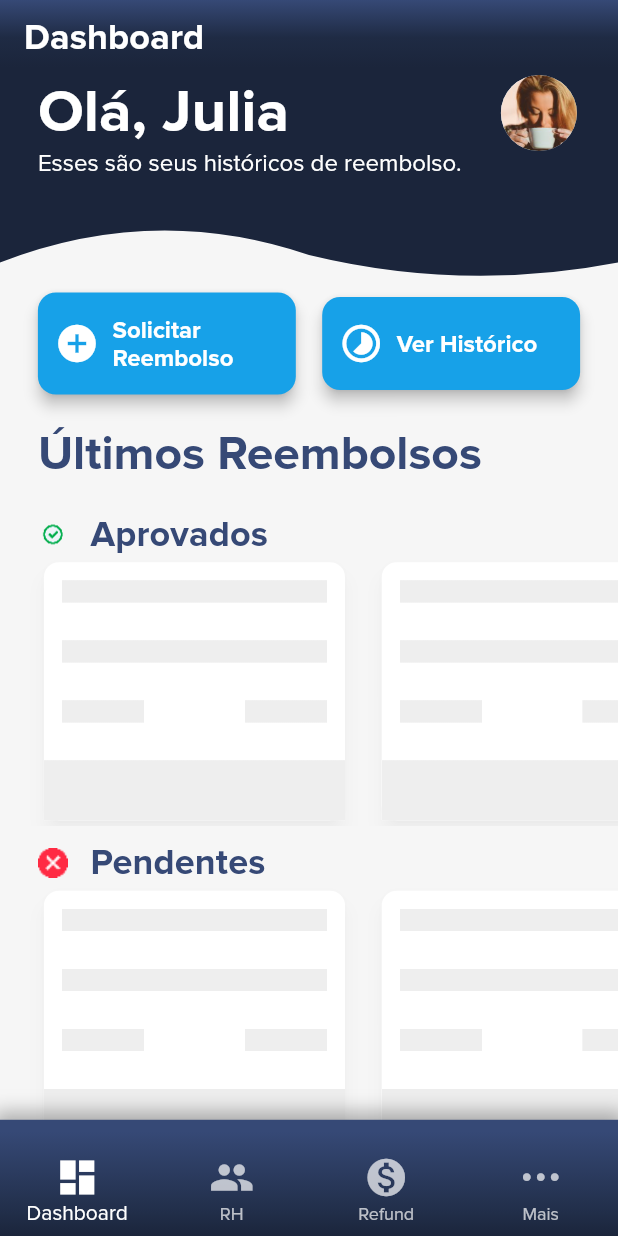
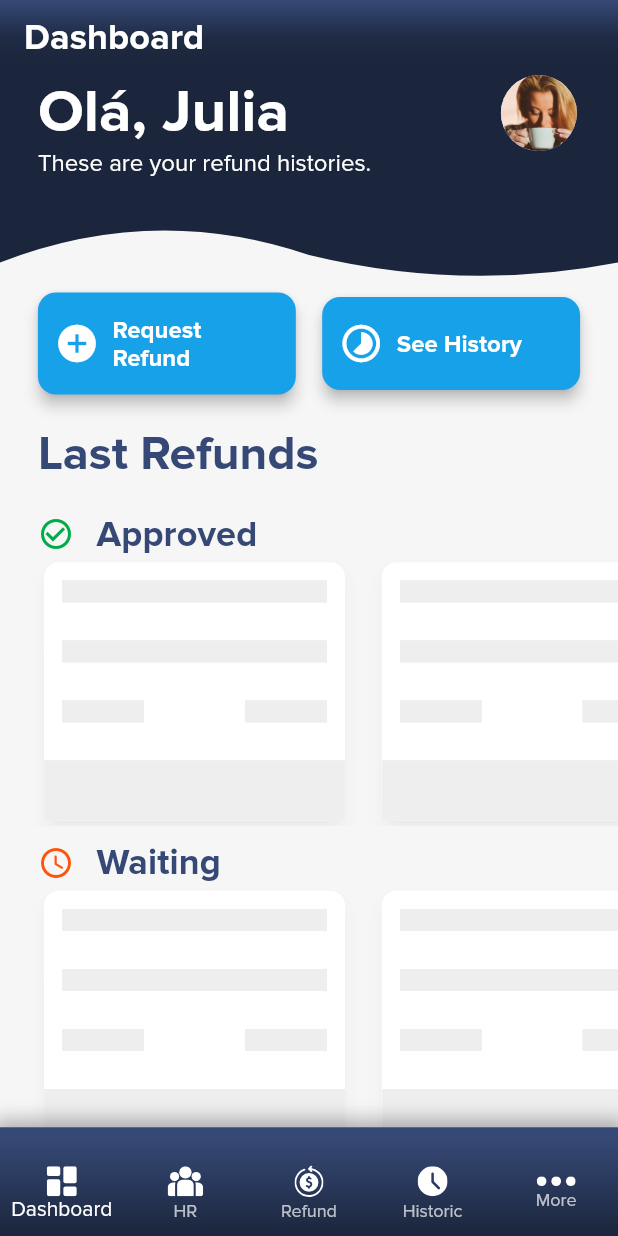
Before and after one commit to JoaoBrodt/telaJonathanSpecter, a Flutter app: the HomeScreen screen opened directly, on a phone screen of 412 x 824 dp. Run offline on Flutter 3.47's test engine with Material 2 defaults, Android fonts, the phone set to English and light mode, and no system bars; drawn by our look-alikes of shimmer; our stand-ins replace dartz, dio, equatable, flutter_bloc, flutter_svg, get_it and 1 more; generated files the repository leaves out were written again; statements that could not run were skipped.

Commit message:
feat[#43] - Adiçao de mais um submenu (historico) e substituçao dos icones...

```diff
--- a/demeter_app/lib/core/app_assets.dart
+++ b/demeter_app/lib/core/app_assets.dart
@@ -1,12 +1,12 @@
 //logos
 import 'package:flutter/material.dart';
+import 'package:flutter_svg/flutter_svg.dart';
 
 class AppAssets {
   static final avatar = Image.asset('images/avatar.jpeg', fit: BoxFit.fill);
-  static final approved = Image.asset('images/reembolsos/aprovado_3x.png',
-      cacheHeight: 30, height: 20, fit: BoxFit.fill);
-  static final repproved = Image.asset('images/reembolsos/reprovado_3x.png',
-      cacheHeight: 20, height: 20, fit: BoxFit.fill);
-  static final waiting = Image.asset('images/reembolsos/relogio_3x.png',
-      cacheHeight: 20, height: 20, fit: BoxFit.fill);
+  static final dashboardMenu = SvgPicture.asset("icons/dashboard.svg");
+  static final hrMenu = SvgPicture.asset("icons/hr.svg");
+  static final refundMenu = SvgPicture.asset("icons/refund.svg");
+  static final historicMenu = SvgPicture.asset("icons/clock.svg");
+  static final moreMenu = SvgPicture.asset("icons/more.svg");
 }
--- a/demeter_app/lib/core/l10n/app_en.arb
+++ b/demeter_app/lib/core/l10n/app_en.arb
@@ -1,24 +1,25 @@
 {
     "appName":  "Demeter",
     "dashboardScreen":  "Dashboard",
-    "dashboardHelloDescription": "Esses são seus históricos de reembolso.",
-    "dashboardLastRefunds": "Últimos Reembolsos",
-    "dashboardApproved": "Aprovados",
-    "dashboardRepproved": "Recusados",
-    "dashboardWaiting": "Pendentes",
-    "rhScreen":  "RH",
+    "dashboardHelloDescription": "These are your refund histories.",
+    "dashboardLastRefunds": "Last Refunds",
+    "dashboardApproved": "Approved",
+    "dashboardRepproved": "Repproved",
+    "dashboardWaiting": "Waiting",
+    "rhScreen":  "HR",
     "refundScreen":  "Refund",
-    "moreScreen":  "Mais",
-    "requestRefund":"Solicitar Reembolso",
-    "seeHistory":"Ver Histórico",
-    "seeMore":  "Ver mais",
-    "purchase":  "Compra:",
-    "start":  "Ida:",
-    "finish":  "Volta:",
+    "moreScreen":  "More",
+    "historicScreen":  "Historic",
+    "requestRefund":"Request Refund",
+    "seeHistory":"See History",
+    "seeMore":  "See More",
+    "purchase":  "Purchase:",
+    "start":  "Start:",
+    "finish":  "End:",
     "name":  "Name: ",
     "repositories": "Repositories",
     "profile":"Profile",
-    "about":"Abount",
+    "about":"About",
     "noDescription":"No description for profile.",
     "search": "Search by"
 }
--- a/demeter_app/lib/core/l10n/app_pt.arb
+++ b/demeter_app/lib/core/l10n/app_pt.arb
@@ -7,8 +7,9 @@
     "dashboardRepproved": "Recusados",
     "dashboardWaiting": "Pendentes",
     "rhScreen":  "RH",
-    "refundScreen":  "Refund",
+    "refundScreen":  "Reembolso",
     "moreScreen":  "Mais",
+    "historicScreen":  "Histórico",
     "requestRefund":"Solicitar Reembolso",
     "seeHistory":"Ver Histórico",
     "seeMore":  "Ver mais",
--- a/demeter_app/lib/core/navigation/screens_enum.dart
+++ b/demeter_app/lib/core/navigation/screens_enum.dart
@@ -1 +1 @@
-enum Screens { dashboard, rh, refund, more }
+enum Screens { dashboard, rh, refund, historic, more }
--- a/demeter_app/lib/core/routes/routes.dart
+++ b/demeter_app/lib/core/routes/routes.dart
@@ -1,5 +1,6 @@
 import 'package:demeter_app/features/more/exports.dart';
 import 'package:demeter_app/features/refund/export.dart';
+import 'package:demeter_app/features/historic/exports.dart';
 import 'package:demeter_design_system/demeter_design_system.dart';
 import 'package:flutter/material.dart';
 
@@ -55,6 +56,9 @@ class Routes {
             )
       };
 
+  static Map<String, dynamic Function(BuildContext)> get historic =>
+      {'/historic': (context) => const HistoricScreen()};
+
   static Map<String, dynamic Function(BuildContext)> get more =>
       {'/more': (context) => const MoreScreen()};
 }
--- /dev/null
+++ b/demeter_app/lib/features/historic/exports.dart
@@ -0,0 +1 @@
+export 'presentation/historic_screen.dart';
--- a/demeter_app/lib/features/home/presentation/cubit/home_cubit.dart
+++ b/demeter_app/lib/features/home/presentation/cubit/home_cubit.dart
@@ -20,6 +20,9 @@ class HomeCubit extends Cubit<HomeState> {
       case Screens.refund:
         refundScreen();
         break;
+      case Screens.historic:
+        historicScreen();
+        break;
       default:
         moreScreen();
     }
@@ -34,6 +37,9 @@ class HomeCubit extends Cubit<HomeState> {
   void refundScreen() => emit(state.copyWith(
       screen: Screens.refund, title: _localizations.refundScreen));
 
+  void historicScreen() => emit(state.copyWith(
+      screen: Screens.historic, title: _localizations.historicScreen));
+
   void moreScreen() => emit(
       state.copyWith(screen: Screens.more, title: _localizations.moreScreen));
 }
--- a/demeter_app/lib/features/home/presentation/screen/home_screen.dart
+++ b/demeter_app/lib/features/home/presentation/screen/home_screen.dart
@@ -16,6 +16,7 @@ class HomeScreen extends StatefulWidget {
     Screens.dashboard: GlobalKey<NavigatorState>(),
     Screens.rh: GlobalKey<NavigatorState>(),
     Screens.refund: GlobalKey<NavigatorState>(),
+    Screens.historic: GlobalKey<NavigatorState>(),
     Screens.more: GlobalKey<NavigatorState>()
   };
 
@@ -64,9 +65,13 @@ class _HomeScreenState extends State<HomeScreen> {
                       routes: Routes.rh,
                     ),
                     NavigatorPage(
+                      navigatorKey: HomeScreen._navigatorKeys[Screens.refund]!,
+                      routes: Routes.refund,
+                    ),
+                    NavigatorPage(
                       navigatorKey:
-                          HomeScreen._navigatorKeys[Screens.refund]!,
-                      routes: Routes.refund,
+                          HomeScreen._navigatorKeys[Screens.historic]!,
+                      routes: Routes.historic,
                     ),
                     NavigatorPage(
                       navigatorKey: HomeScreen._navigatorKeys[Screens.more]!,
--- a/demeter_app/lib/features/home/presentation/widgets/bottom_navigation_bar_widget.dart
+++ b/demeter_app/lib/features/home/presentation/widgets/bottom_navigation_bar_widget.dart
@@ -1,8 +1,8 @@
 import 'package:demeter_app/core/navigation/screens_enum.dart';
 import 'package:demeter_app/features/home/presentation/cubit/home_cubit.dart';
 import 'package:demeter_app/features/home/presentation/cubit/home_state.dart';
+import 'package:demeter_app/core/app_assets.dart';
 import 'package:demeter_design_system/demeter_design_system.dart';
-import 'package:flutter/cupertino.dart';
 import 'package:flutter/material.dart';
 import 'package:flutter_bloc/flutter_bloc.dart';
 import 'package:flutter_gen/gen_l10n/app_localizations.dart';
@@ -53,19 +53,23 @@ class BottomNavigationBarWidget extends StatelessWidget {
           items: [
             BottomNavigationBarItem(
               label: AppLocalizations.of(context)!.dashboardScreen,
-              icon: const Icon(Icons.dashboard),
+              icon: AppAssets.dashboardMenu,
             ),
             BottomNavigationBarItem(
               label: AppLocalizations.of(context)!.rhScreen,
-              icon: const Icon(Icons.people),
+              icon: AppAssets.hrMenu,
             ),
             BottomNavigationBarItem(
               label: AppLocalizations.of(context)!.refundScreen,
-              icon: const Icon(Icons.monetization_on),
+              icon: AppAssets.refundMenu,
+            ),
+            BottomNavigationBarItem(
+              label: AppLocalizations.of(context)!.historicScreen,
+              icon: AppAssets.historicMenu,
             ),
             BottomNavigationBarItem(
               label: AppLocalizations.of(context)!.moreScreen,
-              icon: const Icon(CupertinoIcons.ellipsis),
+              icon: AppAssets.moreMenu,
             ),
           ],
         );
--- a/demeter_app/lib/features/refund/presentation/screen/dashboard.dart
+++ b/demeter_app/lib/features/refund/presentation/screen/dashboard.dart
@@ -101,7 +101,10 @@ class DashBoardScreen extends StatelessWidget {
 
                       return DashboardBodyOptionWidget(
                         title: AppLocalizations.of(context)!.dashboardApproved,
-                        icon: AppAssets.approved,
+                        icon: const Icon(
+                          Icons.check_circle_outline,
+                          color: Color(0xFF00AC48),
+                        ),
                         isLoading: isLoading,
                         refunds: refunds,
                       );
@@ -125,17 +128,39 @@ class DashBoardScreen extends StatelessWidget {
 
                       return DashboardBodyOptionWidget(
                         title: AppLocalizations.of(context)!.dashboardWaiting,
-                        icon: AppAssets.repproved,
+                        icon: const Icon(
+                          Icons.access_time_rounded,
+                          color: Color(0xFFFE550C),
+                        ),
                         isLoading: isLoading,
                         refunds: refunds,
                       );
                     }),
-                DashboardBodyOptionWidget(
-                  title: AppLocalizations.of(context)!.dashboardRepproved,
-                  icon: AppAssets.waiting,
-                  isLoading: false,
-                  refunds: [],
-                ),
+                BlocConsumer<RefundSearchBloc, RefundSearchState>(
+                    buildWhen: (previous, current) =>
+                        current is RefundSearchPedingLoadingState ||
+                        current is RefundSearchPedingSuccessState,
+                    listener: (context, state) {},
+                    builder: (context, state) {
+                      var refunds = <RefundDto>[];
+                      var isLoading = false;
+                      if (state is RefundSearchInitialState) {
+                        return Container();
+                      }
+                      if (state is RefundSearchPedingSuccessState) {
+                        refunds = state.refunds;
+                      } else if (state is RefundSearchPedingLoadingState) {
+                        isLoading = true;
+                      }
+
+                      return DashboardBodyOptionWidget(
+                        title: AppLocalizations.of(context)!.dashboardRepproved,
+                        icon: const Icon(Icons.cancel_outlined,
+                            color: Color(0xFFFF2A43)),
+                        isLoading: isLoading,
+                        refunds: refunds,
+                      );
+                    }),
               ],
             ),
           ),
--- a/demeter_app/pubspec.yaml
+++ b/demeter_app/pubspec.yaml
@@ -47,6 +47,7 @@ dependencies:
   bloc_test: ^9.0.3
   mocktail: ^0.3.0
   get_it: ^7.2.0
+  flutter_svg: ^1.0.3
 
 dev_dependencies:
   flutter_test:
@@ -75,6 +76,7 @@ flutter:
     - images/
     - images/reembolsos/
     - mocks/refunds/
+    - icons/
   #   - images/a_dot_ham.jpeg
 
   # An image asset can refer to one or more resolution-specific "variants", see
```
Also changed, not shown: demeter_app/lib/features/historic/presentation/historic_screen.dart (added, +12 -0 lines), demeter_app/lib/features/home/presentation/widgets/drawer_navigation_widget.dart (+10 -4 lines), demeter_app/icons/clock.svg (added), demeter_app/icons/dashboard.svg (added), demeter_app/icons/hr.svg (added), demeter_app/icons/more.svg (added), demeter_app/icons/refund.svg (added), demeter_app/pubspec.lock, 1 other file.
